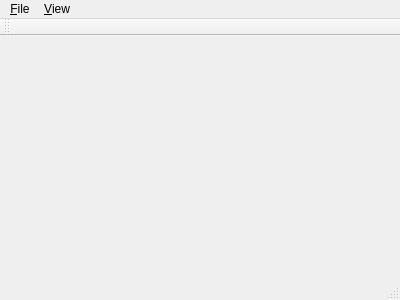
This is qpemainwindow.ui in sarace77/QeekPhotoEditor as Qt 5 draws it before an edit. The edited form follows.
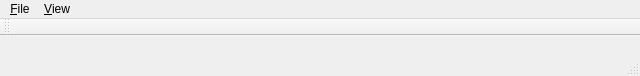
This is the edited form. Icons and pictures are not drawn.

Commit message: added context menu, fixed window resize behavior

The edit to the form file:
```diff
--- a/qpemainwindow.ui
+++ b/qpemainwindow.ui
@@ -6,8 +6,8 @@
    <rect>
     <x>0</x>
     <y>0</y>
-    <width>400</width>
-    <height>300</height>
+    <width>640</width>
+    <height>76</height>
    </rect>
   </property>
   <property name="windowTitle">
@@ -19,8 +19,8 @@
     <rect>
      <x>0</x>
      <y>0</y>
-     <width>400</width>
-     <height>22</height>
+     <width>640</width>
+     <height>21</height>
     </rect>
    </property>
    <widget class="QMenu" name="menu_File">
```
The commit also changes 5 other files.
